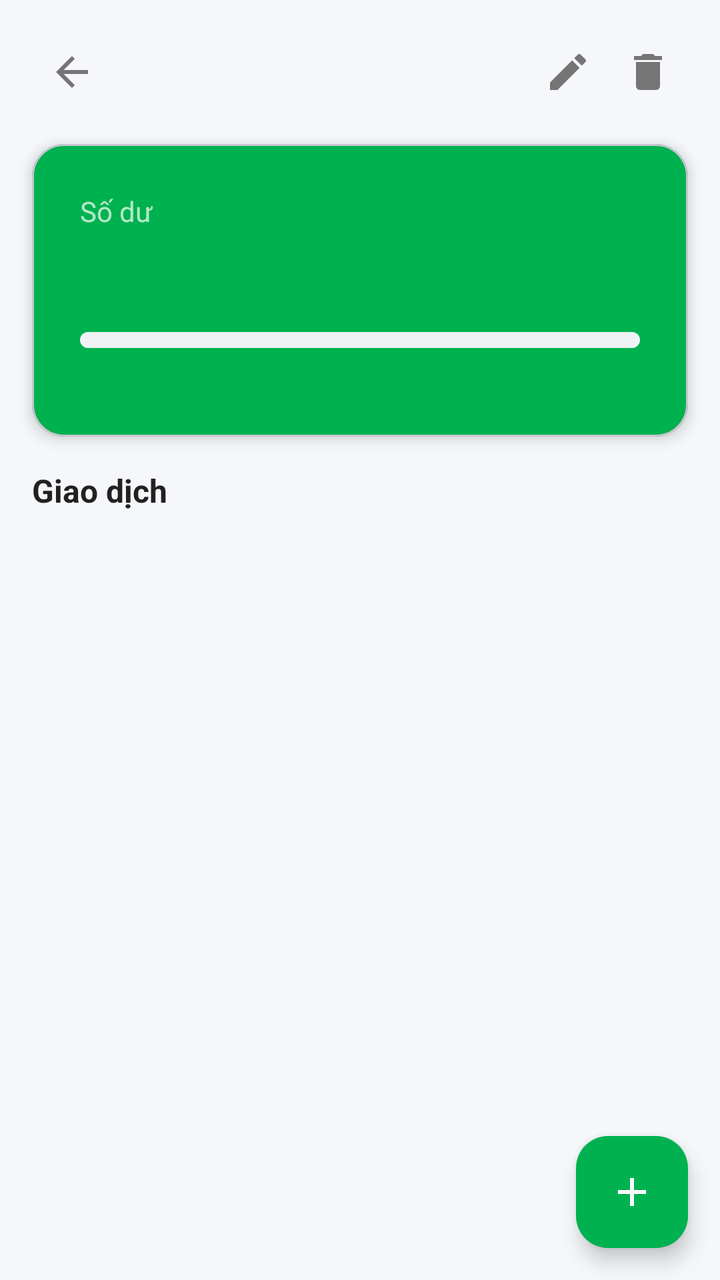
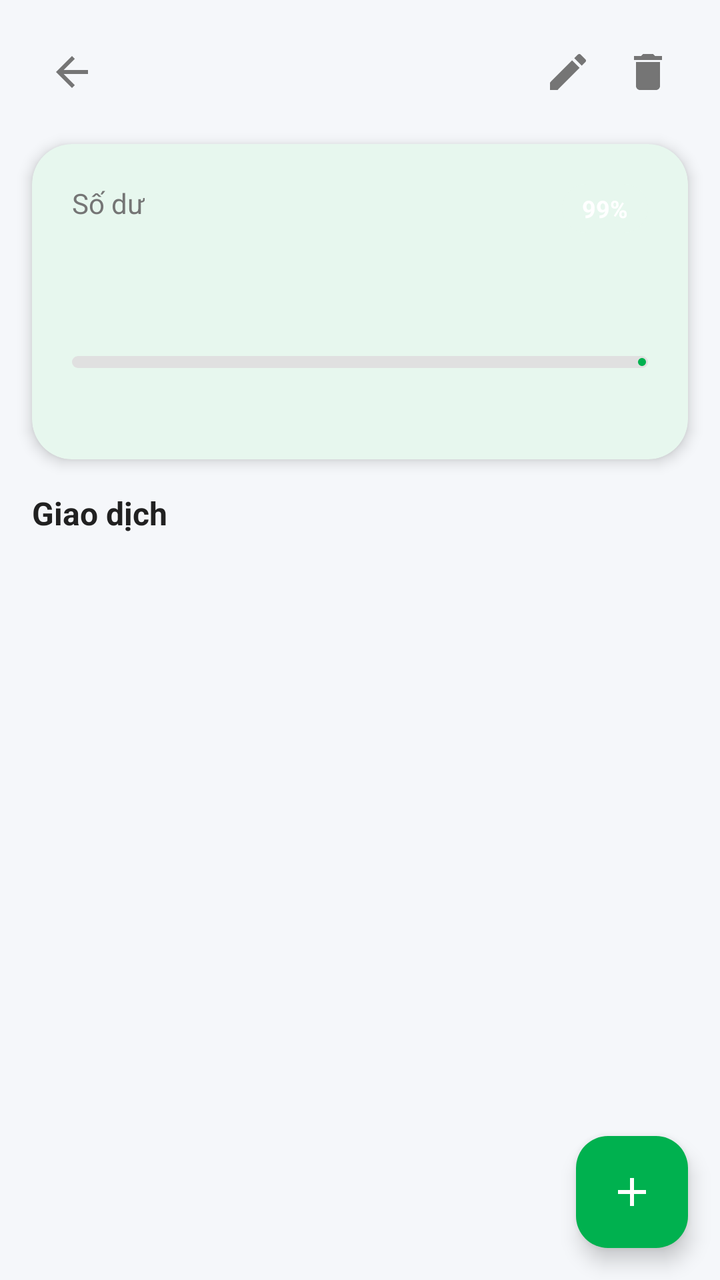

The first picture is an Android layout as it rendered before a commit; the second is the same layout after the commit. The layout source and the unified diff follow.
<!-- AndroidManifest.xml: application theme Theme.FinaceManager -->
<!-- res/layout/activity_pot_detail.xml -->
<?xml version="1.0" encoding="utf-8"?>
<androidx.coordinatorlayout.widget.CoordinatorLayout xmlns:android="http://schemas.android.com/apk/res/android"
    xmlns:app="http://schemas.android.com/apk/res-auto"
    android:layout_width="match_parent"
    android:layout_height="match_parent"
    android:fitsSystemWindows="true"
    android:background="@color/color_background">

    <LinearLayout
        android:layout_width="match_parent"
        android:layout_height="match_parent"
        android:orientation="vertical">

        
        <LinearLayout
            android:layout_width="match_parent"
            android:layout_height="wrap_content"
            android:gravity="center_vertical"
            android:orientation="horizontal"
            android:padding="@dimen/spacing_md">

            <ImageView
                android:id="@+id/iv_back"
                android:layout_width="40dp"
                android:layout_height="40dp"
                android:background="?attr/selectableItemBackgroundBorderless"
                android:contentDescription="@string/btn_cancel"
                android:padding="@dimen/spacing_sm"
                android:src="@drawable/ic_back" />

            <TextView
                android:id="@+id/tv_pot_name"
                android:layout_width="0dp"
                android:layout_height="wrap_content"
                android:layout_marginStart="@dimen/spacing_sm"
                android:layout_weight="1"
                android:textColor="@color/color_text_primary"
                android:textSize="@dimen/text_title"
                android:textStyle="bold" />

            <ImageView
                android:id="@+id/iv_edit"
                android:layout_width="40dp"
                android:layout_height="40dp"
                android:background="?attr/selectableItemBackgroundBorderless"
                android:contentDescription="@string/title_edit_pot"
                android:padding="@dimen/spacing_sm"
                android:src="@drawable/ic_edit" />

            <ImageView
                android:id="@+id/iv_delete"
                android:layout_width="40dp"
                android:layout_height="40dp"
                android:background="?attr/selectableItemBackgroundBorderless"
                android:contentDescription="@string/btn_delete"
                android:padding="@dimen/spacing_sm"
                android:src="@drawable/ic_delete" />
        </LinearLayout>

        
        <com.google.android.material.card.MaterialCardView
            android:layout_width="match_parent"
            android:layout_height="wrap_content"
            android:layout_marginHorizontal="@dimen/spacing_md"
            app:cardCornerRadius="@dimen/card_radius"
            app:cardElevation="@dimen/card_elevation"
            app:cardBackgroundColor="@color/color_primary">

            <LinearLayout
                android:layout_width="match_parent"
                android:layout_height="wrap_content"
                android:orientation="vertical"
                android:padding="@dimen/spacing_lg">

                <TextView
                    android:layout_width="wrap_content"
                    android:layout_height="wrap_content"
                    android:text="@string/label_balance"
                    android:textColor="@color/color_text_on_primary_secondary"
                    android:textSize="@dimen/text_body" />

                <TextView
                    android:id="@+id/tv_balance"
                    android:layout_width="wrap_content"
                    android:layout_height="wrap_content"
                    android:textColor="@color/white"
                    android:textSize="@dimen/text_balance"
                    android:textStyle="bold" />

                <ProgressBar
                    android:id="@+id/pb_budget"
                    style="?android:attr/progressBarStyleHorizontal"
                    android:layout_width="match_parent"
                    android:layout_height="@dimen/progress_height"
                    android:layout_marginTop="@dimen/spacing_sm"
                    android:max="100"
                    android:progressDrawable="@drawable/bg_progress_bar" />

                <TextView
                    android:id="@+id/tv_budget_info"
                    android:layout_width="wrap_content"
                    android:layout_height="wrap_content"
                    android:layout_marginTop="@dimen/spacing_xs"
                    android:textColor="@color/color_text_on_primary_secondary"
                    android:textSize="@dimen/text_caption" />
            </LinearLayout>
        </com.google.android.material.card.MaterialCardView>

        
        <TextView
            android:layout_width="match_parent"
            android:layout_height="wrap_content"
            android:padding="@dimen/spacing_md"
            android:text="@string/label_pot_transactions"
            android:textColor="@color/color_text_primary"
            android:textSize="@dimen/text_subtitle"
            android:textStyle="bold" />

        <androidx.recyclerview.widget.RecyclerView
            android:id="@+id/rv_transactions"
            android:layout_width="match_parent"
            android:layout_height="0dp"
            android:layout_weight="1"
            android:clipToPadding="false" />

        <TextView
            android:id="@+id/tv_empty"
            android:layout_width="match_parent"
            android:layout_height="0dp"
            android:layout_weight="1"
            android:gravity="center"
            android:text="@string/label_no_transactions"
            android:textColor="@color/color_text_hint"
            android:textSize="@dimen/text_body"
            android:visibility="gone" />
    </LinearLayout>

    <com.google.android.material.floatingactionbutton.FloatingActionButton
        android:id="@+id/fab_add_transaction"
        android:layout_width="wrap_content"
        android:layout_height="wrap_content"
        android:layout_gravity="bottom|end"
        android:layout_margin="@dimen/fab_margin"
        android:contentDescription="@string/title_add_transaction"
        android:src="@drawable/ic_add"
        app:backgroundTint="@color/color_primary"
        app:tint="@color/white" />

</androidx.coordinatorlayout.widget.CoordinatorLayout>
<!-- resources referenced by this layout -->
<resources>
  <color name="color_background">#F5F7FA</color>
  <color name="color_primary">#00B14F</color>
  <color name="color_text_hint">#BDBDBD</color>
  <color name="color_text_on_primary_secondary">#B3FFFFFF</color>
  <color name="color_text_primary">#212121</color>
  <color name="white">#FFFFFFFF</color>
  <dimen name="card_elevation">4dp</dimen>
  <dimen name="card_radius">16dp</dimen>
  <dimen name="fab_margin">16dp</dimen>
  <dimen name="progress_height">8dp</dimen>
  <dimen name="spacing_lg">24dp</dimen>
  <dimen name="spacing_md">16dp</dimen>
  <dimen name="spacing_sm">8dp</dimen>
  <dimen name="spacing_xs">4dp</dimen>
  <dimen name="text_balance">32sp</dimen>
  <dimen name="text_body">14sp</dimen>
  <dimen name="text_caption">12sp</dimen>
  <dimen name="text_subtitle">16sp</dimen>
  <dimen name="text_title">20sp</dimen>
  <!-- drawable bg_progress_bar (drawable) -->
  <?xml version="1.0" encoding="utf-8"?>
  <layer-list xmlns:android="http://schemas.android.com/apk/res/android">
      <item>
          <shape android:shape="rectangle">
              <corners android:radius="@dimen/progress_radius" />
              <solid android:color="@color/color_surface_variant" />
          </shape>
      </item>
      <item android:id="@android:id/progress">
          <clip>
              <shape android:shape="rectangle">
                  <corners android:radius="@dimen/progress_radius" />
                  <solid android:color="@color/color_primary" />
              </shape>
          </clip>
      </item>
  </layer-list>
  <!-- drawable ic_add (drawable) -->
  <vector xmlns:android="http://schemas.android.com/apk/res/android"
      android:width="24dp"
      android:height="24dp"
      android:viewportWidth="24"
      android:viewportHeight="24">
      <path
          android:fillColor="#FFFFFF"
          android:pathData="M19,13h-6v6h-2v-6H5v-2h6V5h2v6h6v2z"/>
  </vector>
  <!-- drawable ic_back (drawable) -->
  <vector xmlns:android="http://schemas.android.com/apk/res/android"
      android:width="24dp"
      android:height="24dp"
      android:viewportWidth="24"
      android:viewportHeight="24">
      <path
          android:fillColor="@color/color_text_secondary"
          android:pathData="M20,11H7.83l5.59,-5.59L12,4l-8,8 8,8 1.41,-1.41L7.83,13H20v-2z"/>
  </vector>
  <!-- drawable ic_delete (drawable) -->
  <vector xmlns:android="http://schemas.android.com/apk/res/android"
      android:width="24dp"
      android:height="24dp"
      android:viewportWidth="24"
      android:viewportHeight="24">
      <path
          android:fillColor="@color/color_text_secondary"
          android:pathData="M6,19c0,1.1 0.9,2 2,2h8c1.1,0 2,-0.9 2,-2V7H6v12zM19,4h-3.5l-1,-1h-5l-1,1H5v2h14V4z"/>
  </vector>
  <!-- drawable ic_edit (drawable) -->
  <vector xmlns:android="http://schemas.android.com/apk/res/android"
      android:width="24dp"
      android:height="24dp"
      android:viewportWidth="24"
      android:viewportHeight="24">
      <path
          android:fillColor="@color/color_text_secondary"
          android:pathData="M3,17.25V21h3.75L17.81,9.94l-3.75,-3.75L3,17.25zM20.71,7.04c0.39,-0.39 0.39,-1.02 0,-1.41l-2.34,-2.34c-0.39,-0.39 -1.02,-0.39 -1.41,0l-1.83,1.83 3.75,3.75 1.83,-1.83z"/>
  </vector>
  <string name="btn_cancel">Hủy</string>
  <string name="btn_delete">Xóa</string>
  <string name="label_balance">Số dư</string>
  <string name="label_no_transactions">Chưa có giao dịch nào</string>
  <string name="label_pot_transactions">Giao dịch</string>
  <string name="title_add_transaction">Giao Dịch Mới</string>
  <string name="title_edit_pot">Sửa Hủ</string>
  <style name="Theme.FinaceManager" parent="Base.Theme.FinaceManager" />
  <dimen name="progress_radius">4dp</dimen>
  <color name="color_surface_variant">#F0F2F5</color>
  <color name="color_text_secondary">#757575</color>
  <color name="color_primary_dark">#009640</color>
  <color name="color_accent">#FF6B35</color>
  <color name="color_text_on_primary">#FFFFFF</color>
  <color name="color_surface">#FFFFFF</color>
  <!-- unchanged entries left out for length: 1 -->
</resources>

<!-- the commit's change to res/layout/activity_pot_detail.xml (unified diff, before → after) -->
@@ -62,48 +62,91 @@
             android:layout_width="match_parent"
             android:layout_height="wrap_content"
             android:layout_marginHorizontal="@dimen/spacing_md"
-            app:cardCornerRadius="@dimen/card_radius"
-            app:cardElevation="@dimen/card_elevation"
-            app:cardBackgroundColor="@color/color_primary">
+            app:cardCornerRadius="20dp"
+            app:cardElevation="4dp"
+            app:strokeWidth="0dp"
+            app:cardBackgroundColor="?attr/colorSurface">
 
-            <LinearLayout
+            <RelativeLayout
                 android:layout_width="match_parent"
                 android:layout_height="wrap_content"
-                android:orientation="vertical"
-                android:padding="@dimen/spacing_lg">
+                android:padding="20dp">
+
+                
+                <com.google.android.material.card.MaterialCardView
+                    android:id="@+id/cv_percentage_badge"
+                    android:layout_width="wrap_content"
+                    android:layout_height="wrap_content"
+                    android:layout_alignParentEnd="true"
+                    app:cardCornerRadius="12dp"
+                    app:cardElevation="0dp"
+                    app:strokeWidth="0dp">
+
+                    <TextView
+                        android:id="@+id/tv_percentage_badge"
+                        android:layout_width="wrap_content"
+                        android:layout_height="wrap_content"
+                        android:paddingHorizontal="10dp"
+                        android:paddingVertical="4dp"
+                        android:text="99%"
+                        android:textColor="@color/white"
+                        android:textSize="12sp"
+                        android:textStyle="bold" />
+                </com.google.android.material.card.MaterialCardView>
 
                 <TextView
+                    android:id="@+id/tv_balance_label"
                     android:layout_width="wrap_content"
                     android:layout_height="wrap_content"
                     android:text="@string/label_balance"
-                    android:textColor="@color/color_text_on_primary_secondary"
-                    android:textSize="@dimen/text_body" />
+                    android:textColor="@color/color_text_secondary"
+                    android:textSize="14sp" />
 
                 <TextView
                     android:id="@+id/tv_balance"
                     android:layout_width="wrap_content"
                     android:layout_height="wrap_content"
-                    android:textColor="@color/white"
-                    android:textSize="@dimen/text_balance"
+                    android:layout_below="@id/tv_balance_label"
+                    android:layout_marginTop="4dp"
+                    android:textColor="@color/color_text_primary"
+                    android:textSize="32sp"
                     android:textStyle="bold" />
 
-                <ProgressBar
+                <com.google.android.material.progressindicator.LinearProgressIndicator
                     android:id="@+id/pb_budget"
-                    style="?android:attr/progressBarStyleHorizontal"
                     android:layout_width="match_parent"
-                    android:layout_height="@dimen/progress_height"
-                    android:layout_marginTop="@dimen/spacing_sm"
+                    android:layout_height="wrap_content"
+                    android:layout_below="@id/tv_balance"
+                    android:layout_marginTop="20dp"
                     android:max="100"
-                    android:progressDrawable="@drawable/bg_progress_bar" />
+                    app:trackThickness="6dp"
+                    app:trackCornerRadius="3dp"
+                    app:trackColor="@color/color_progress_track" />
 
-                <TextView
-                    android:id="@+id/tv_budget_info"
-                    android:layout_width="wrap_content"
+                <LinearLayout
+                    android:layout_width="match_parent"
                     android:layout_height="wrap_content"
-                    android:layout_marginTop="@dimen/spacing_xs"
-                    android:textColor="@color/color_text_on_primary_secondary"
-                    android:textSize="@dimen/text_caption" />
-            </LinearLayout>
+                    android:layout_below="@id/pb_budget"
+                    android:layout_marginTop="8dp"
+                    android:orientation="horizontal">
+
+                    <TextView
+                        android:id="@+id/tv_spent_amount"
+                        android:layout_width="0dp"
+                        android:layout_height="wrap_content"
+                        android:layout_weight="1"
+                        android:textColor="@color/color_text_secondary"
+                        android:textSize="13sp" />
+
+                    <TextView
+                        android:id="@+id/tv_budget_amount"
+                        android:layout_width="wrap_content"
+                        android:layout_height="wrap_content"
+                        android:gravity="end"
+                        android:textColor="@color/color_text_secondary"
+                        android:textSize="13sp" />
+                </LinearLayout>
+            </RelativeLayout>
         </com.google.android.material.card.MaterialCardView>
 
         
<!-- resource entries referenced after the edit -->
@@ -2,41 +2,16 @@
 <resources>
   <color name="color_background">#F5F7FA</color>
   <color name="color_primary">#00B14F</color>
+  <color name="color_progress_track">#E0E0E0</color>
   <color name="color_text_hint">#BDBDBD</color>
-  <color name="color_text_on_primary_secondary">#B3FFFFFF</color>
   <color name="color_text_primary">#212121</color>
   <color name="white">#FFFFFFFF</color>
-  <dimen name="card_elevation">4dp</dimen>
-  <dimen name="card_radius">16dp</dimen>
   <dimen name="fab_margin">16dp</dimen>
-  <dimen name="progress_height">8dp</dimen>
-  <dimen name="spacing_lg">24dp</dimen>
   <dimen name="spacing_md">16dp</dimen>
   <dimen name="spacing_sm">8dp</dimen>
-  <dimen name="spacing_xs">4dp</dimen>
-  <dimen name="text_balance">32sp</dimen>
   <dimen name="text_body">14sp</dimen>
-  <dimen name="text_caption">12sp</dimen>
   <dimen name="text_subtitle">16sp</dimen>
   <dimen name="text_title">20sp</dimen>
-  <!-- drawable bg_progress_bar (drawable) -->
-  <?xml version="1.0" encoding="utf-8"?>
-  <layer-list xmlns:android="http://schemas.android.com/apk/res/android">
-      <item>
-          <shape android:shape="rectangle">
-              <corners android:radius="@dimen/progress_radius" />
-              <solid android:color="@color/color_surface_variant" />
-          </shape>
-      </item>
-      <item android:id="@android:id/progress">
-          <clip>
-              <shape android:shape="rectangle">
-                  <corners android:radius="@dimen/progress_radius" />
-                  <solid android:color="@color/color_primary" />
-              </shape>
-          </clip>
-      </item>
-  </layer-list>
   <!-- drawable ic_add (drawable) -->
   <vector xmlns:android="http://schemas.android.com/apk/res/android"
       android:width="24dp"
@@ -85,8 +60,6 @@
   <string name="title_add_transaction">Giao Dịch Mới</string>
   <string name="title_edit_pot">Sửa Hủ</string>
   <style name="Theme.FinaceManager" parent="Base.Theme.FinaceManager" />
-  <dimen name="progress_radius">4dp</dimen>
-  <color name="color_surface_variant">#F0F2F5</color>
   <color name="color_text_secondary">#757575</color>
   <color name="color_primary_dark">#009640</color>
   <color name="color_accent">#FF6B35</color>
